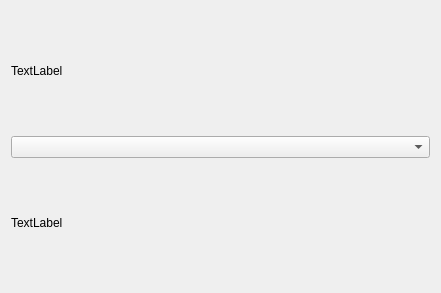
KDE/kremotecontrol, file kcmlirc/addaction.ui: the form before one commit.
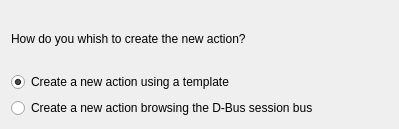
The form after the commit. Custom widgets are drawn as their Qt base class.

Commit message: sorting modes and actions works now minor UI changes/fixes

Diff of the .ui file:
```diff
--- a/kcmlirc/addaction.ui
+++ b/kcmlirc/addaction.ui
@@ -6,8 +6,8 @@
    <rect>
     <x>0</x>
     <y>0</y>
-    <width>441</width>
-    <height>293</height>
+    <width>399</width>
+    <height>129</height>
    </rect>
   </property>
   <property name="windowTitle">
@@ -17,29 +17,29 @@
    <item>
     <widget class="QLabel" name="label">
      <property name="text">
-      <string>TextLabel</string>
+      <string>How do you whish to create the new action?</string>
      </property>
     </widget>
    </item>
    <item>
-    <widget class="KComboBox" name="cbActionType"/>
+    <widget class="QRadioButton" name="rbTemplate">
+     <property name="text">
+      <string>Create a new action using a template</string>
+     </property>
+     <property name="checked">
+      <bool>true</bool>
+     </property>
+    </widget>
    </item>
    <item>
-    <widget class="QLabel" name="label_2">
+    <widget class="QRadioButton" name="rbDBus">
      <property name="text">
-      <string>TextLabel</string>
+      <string>Create a new action browsing the D-Bus session bus</string>
      </property>
     </widget>
    </item>
   </layout>
  </widget>
- <customwidgets>
-  <customwidget>
-   <class>KComboBox</class>
-   <extends>QComboBox</extends>
-   <header>kcombobox.h</header>
-  </customwidget>
- </customwidgets>
  <resources/>
  <connections/>
 </ui>
```
The commit also changes 11 other files.
